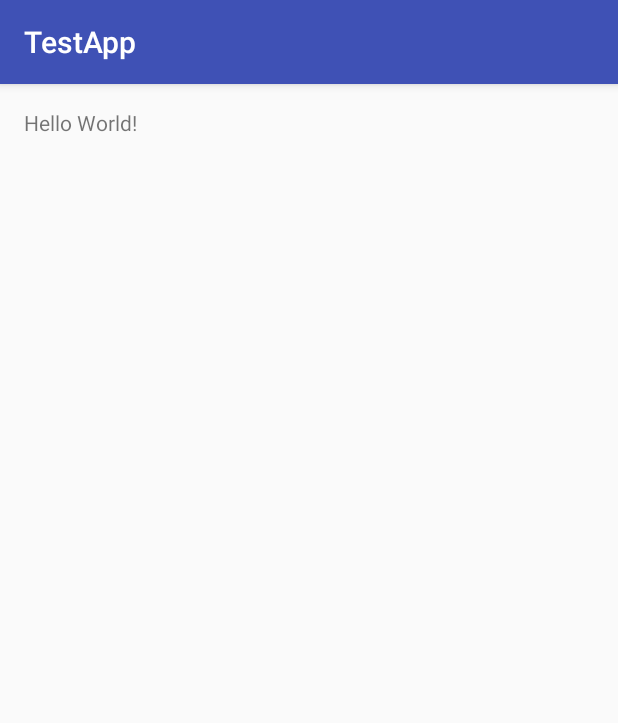
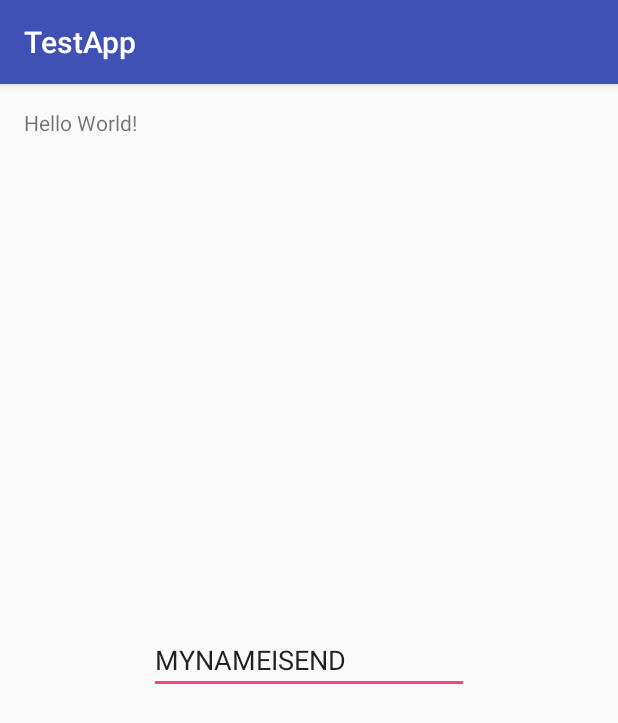
Before and after one commit to HeesuKim/TestApp, an Android app: the screen it shows after launch (MainActivity), on a phone screen of 412 x 824 dp. Shown: the top 723 px of the screen. Run offline under Robolectric (Android 15) with nearby library versions, the phone set to English and light mode, and no system bars.

Commit message:
Second Commit

```diff
--- a/app/src/main/res/layout/activity_main.xml
+++ b/app/src/main/res/layout/activity_main.xml
@@ -14,4 +14,14 @@
         android:text="Hello World!"
         android:layout_width="wrap_content"
         android:layout_height="wrap_content" />
+
+    <EditText
+        android:layout_width="wrap_content"
+        android:layout_height="wrap_content"
+        android:inputType="textPersonName"
+        android:text="MYNAMEISEND"
+        android:ems="10"
+        android:id="@+id/editText"
+        android:layout_centerVertical="true"
+        android:layout_centerHorizontal="true" />
 </RelativeLayout>
```
